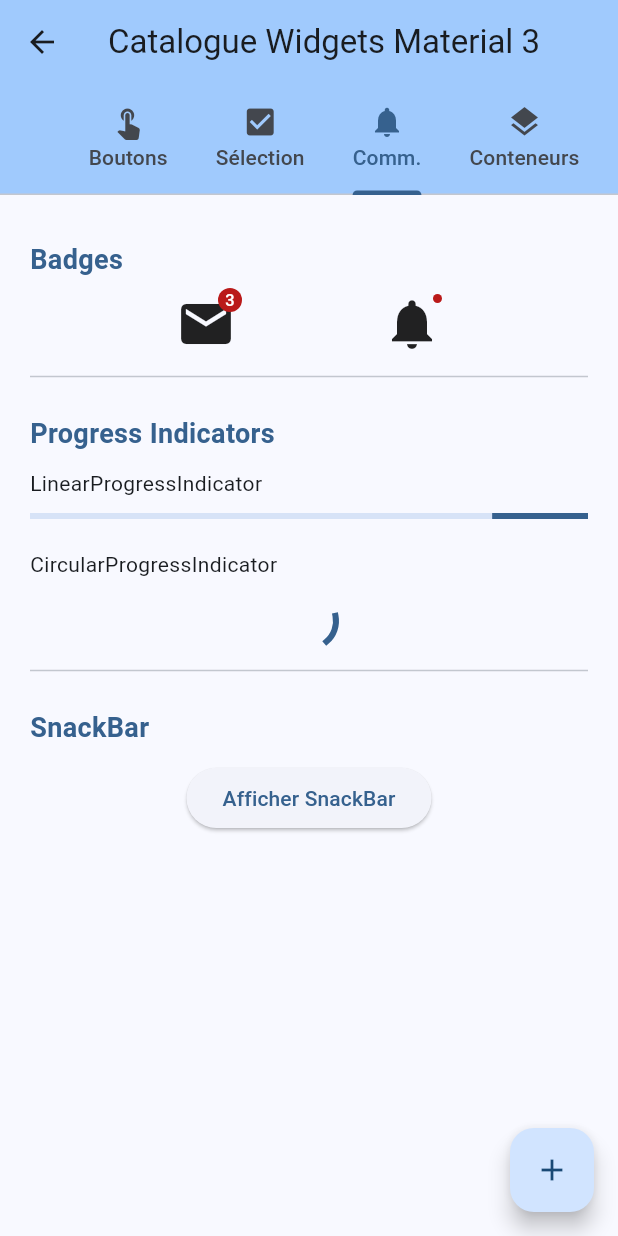
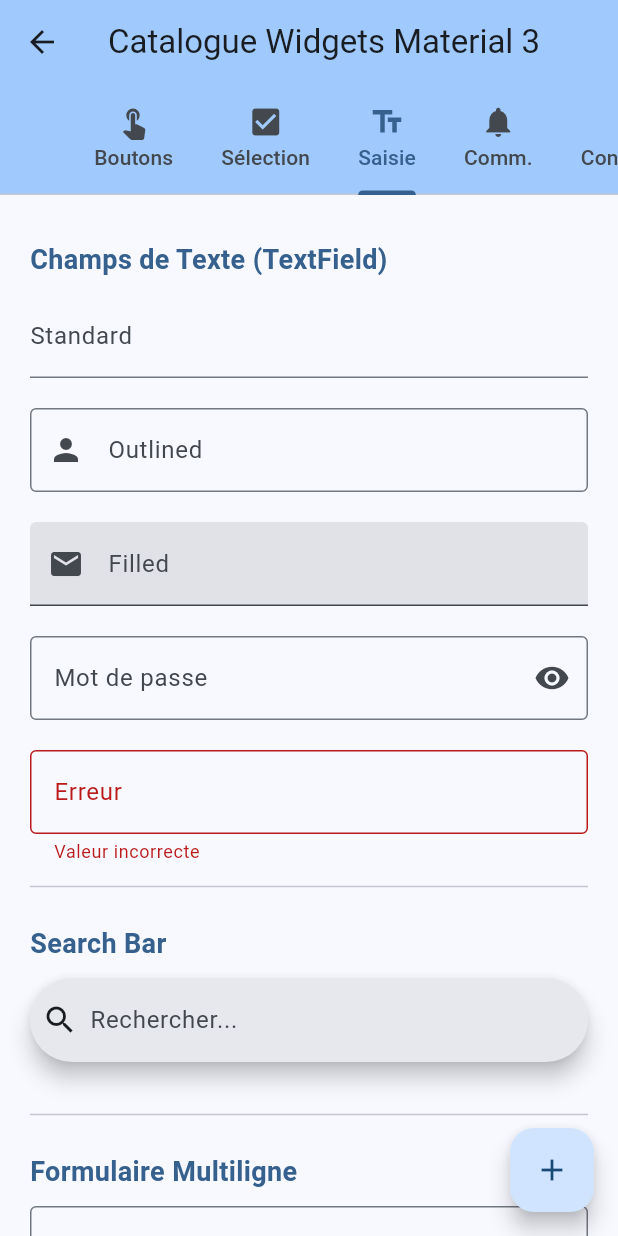
Before and after one commit to HAMZAZAWAK17/Flutter_fullproject, a Flutter app: the UiWidgetsPage screen opened directly, tab 3 chosen, on a phone screen of 412 x 824 dp. Run offline on Flutter 3.47's test engine with Material 3 defaults, Android fonts, the phone set to English and light mode, and no system bars; our stand-ins replace image_picker, video_player.

Commit message:
12012026V4COMMIT

```diff
--- a/lib/pages/ui_widgets_page.dart
+++ b/lib/pages/ui_widgets_page.dart
@@ -19,11 +19,12 @@ class _UiWidgetsPageState extends State<UiWidgetsPage> with SingleTickerProvider
   String? _radioGroupValue = 'Option 1';
   int _selectedIndex = 0; // For Chips
   int _navBarIndex = 0;
+  int _currentStep = 0; // Pour le Stepper
 
   @override
   void initState() {
     super.initState();
-    _tabController = TabController(length: 6, vsync: this);
+    _tabController = TabController(length: 8, vsync: this);
   }
 
   @override
@@ -44,9 +45,11 @@ class _UiWidgetsPageState extends State<UiWidgetsPage> with SingleTickerProvider
           tabs: const [
             Tab(icon: Icon(Icons.touch_app), text: 'Boutons'),
             Tab(icon: Icon(Icons.check_box), text: 'Sélection'),
+            Tab(icon: Icon(Icons.text_fields), text: 'Saisie'),
             Tab(icon: Icon(Icons.notifications), text: 'Comm.'),
             Tab(icon: Icon(Icons.layers), text: 'Conteneurs'),
             Tab(icon: Icon(Icons.map), text: 'Navigation'),
+            Tab(icon: Icon(Icons.info), text: 'Affichage'),
             Tab(icon: Icon(Icons.video_library), text: 'Médias'),
           ],
         ),
@@ -56,9 +59,11 @@ class _UiWidgetsPageState extends State<UiWidgetsPage> with SingleTickerProvider
         children: [
           _buildButtonsTab(),
           _buildSelectionTab(),
+          _buildInputsTab(),
           _buildCommunicationTab(),
           _buildContainmentTab(),
           _buildNavigationTab(),
+          _buildDisplayTab(),
           _buildMediaTab(),
         ],
       ),
@@ -268,7 +273,78 @@ class _UiWidgetsPageState extends State<UiWidgetsPage> with SingleTickerProvider
   }
 
   // ---------------------------------------------------------------------------
-  // 3. COMMUNICATION TAB
+  // 3. INPUTS TAB (Nouvel onglet)
+  // ---------------------------------------------------------------------------
+  Widget _buildInputsTab() {
+    return ListView(
+      padding: const EdgeInsets.all(20),
+      children: [
+        _buildHeader('Champs de Texte (TextField)'),
+        const TextField(
+          decoration: InputDecoration(
+            labelText: 'Standard',
+            hintText: 'Entrez du texte...',
+          ),
+        ),
+        const SizedBox(height: 20),
+        const TextField(
+          decoration: InputDecoration(
+            labelText: 'Outlined',
+            border: OutlineInputBorder(),
+            prefixIcon: Icon(Icons.person),
+          ),
+        ),
+        const SizedBox(height: 20),
+        const TextField(
+          decoration: InputDecoration(
+            labelText: 'Filled',
+            filled: true,
+            prefixIcon: Icon(Icons.email),
+          ),
+        ),
+        const SizedBox(height: 20),
+        const TextField(
+          obscureText: true,
+          decoration: InputDecoration(
+            labelText: 'Mot de passe',
+            border: OutlineInputBorder(),
+            suffixIcon: Icon(Icons.visibility),
+          ),
+        ),
+        const SizedBox(height: 20),
+        TextField(
+          decoration: InputDecoration(
+            labelText: 'Erreur',
+            errorText: 'Valeur incorrecte',
+            border: const OutlineInputBorder(),
+          ),
+        ),
+        const Divider(height: 30),
+
+        _buildHeader('Search Bar'),
+        SearchBar(
+          hintText: 'Rechercher...',
+          leading: const Icon(Icons.search),
+          onChanged: (value) {},
+        ),
+        const SizedBox(height: 20),
+        const Divider(height: 30),
+
+        _buildHeader('Formulaire Multiligne'),
+        const TextField(
+          maxLines: 4,
+          decoration: InputDecoration(
+            labelText: 'Description',
+            alignLabelWithHint: true,
+            border: OutlineInputBorder(),
+          ),
+        ),
+      ],
+    );
+  }
+
+  // ---------------------------------------------------------------------------
+  // 4. COMMUNICATION TAB
   // ---------------------------------------------------------------------------
   Widget _buildCommunicationTab() {
     return ListView(
@@ -543,6 +619,122 @@ class _UiWidgetsPageState extends State<UiWidgetsPage> with SingleTickerProvider
               ),
             ],
           ),
+      ],
+    );
+  }
+
+  // ---------------------------------------------------------------------------
+  // 7. DISPLAY TAB (Nouvel onglet)
+  // ---------------------------------------------------------------------------
+  Widget _buildDisplayTab() {
+    return ListView(
+      padding: const EdgeInsets.all(20),
+      children: [
+        _buildHeader('Expansion Tile'),
+        Card(
+          child: ExpansionTile(
+            title: const Text('Titre Déroulable'),
+            subtitle: const Text('Cliquez pour voir plus'),
+            leading: const Icon(Icons.info),
+            children: [
+              Padding(
+                padding: const EdgeInsets.all(16.0),
+                child: const Text('Voici le contenu caché qui apparaît lorsque vous déroulez la tuile. Très utile pour les FAQ ou les détails complexes.'),
+              ),
+            ],
+          ),
+        ),
+        const Divider(height: 30),
+
+        _buildHeader('Stepper'),
+        Stepper(
+          currentStep: _currentStep,
+          onStepContinue: () {
+            if (_currentStep < 2) {
+              setState(() => _currentStep += 1);
+            }
+          },
+          onStepCancel: () {
+            if (_currentStep > 0) {
+              setState(() => _currentStep -= 1);
+            }
+          },
+          steps: const [
+            Step(
+              title: Text('Étape 1'),
+              content: Text('Contenu de l\'étape 1'),
+              isActive: true,
+            ),
+            Step(
+              title: Text('Étape 2'),
+              content: Text('Contenu de l\'étape 2'),
+              isActive: true,
+            ),
+            Step(
+              title: Text('Étape 3'),
+              content: Text('Validation finale'),
+              isActive: true,
+            ),
+          ],
+        ),
+        const Divider(height: 30),
+
+        _buildHeader('Data Table'),
+        SingleChildScrollView(
+          scrollDirection: Axis.horizontal,
+          child: DataTable(
+            columns: const [
+              DataColumn(label: Text('ID')),
+              DataColumn(label: Text('Nom')),
+              DataColumn(label: Text('Role')),
+            ],
+            rows: const [
+              DataRow(cells: [
+                DataCell(Text('1')),
+                DataCell(Text('Alice')),
+                DataCell(Text('Admin')),
+              ]),
+              DataRow(cells: [
+                DataCell(Text('2')),
+                DataCell(Text('Bob')),
+                DataCell(Text('User')),
+              ]),
+              DataRow(cells: [
+                DataCell(Text('3')),
+                DataCell(Text('Charlie')),
+                DataCell(Text('Guest')),
+              ]),
+            ],
+          ),
+        ),
+        const Divider(height: 30),
+
+        _buildHeader('Tooltip'),
+        Center(
+          child: Tooltip(
+            message: 'Ceci est une info-bulle !',
+            child: ElevatedButton(
+              onPressed: () {},
+              child: const Text('Maintenir pour Tooltip'),
+            ),
+          ),
+        ),
+        const Divider(height: 30),
+
+        _buildHeader('Grid View (Aperçu)'),
+        SizedBox(
+          height: 200,
+          child: GridView.count(
+            crossAxisCount: 3,
+            mainAxisSpacing: 10,
+            crossAxisSpacing: 10,
+            children: List.generate(6, (index) {
+              return Container(
+                color: Colors.primaries[index % Colors.primaries.length].shade200,
+                child: Center(child: Text('Item $index')),
+              );
+            }),
+          ),
         ),
       ],
     );
```
